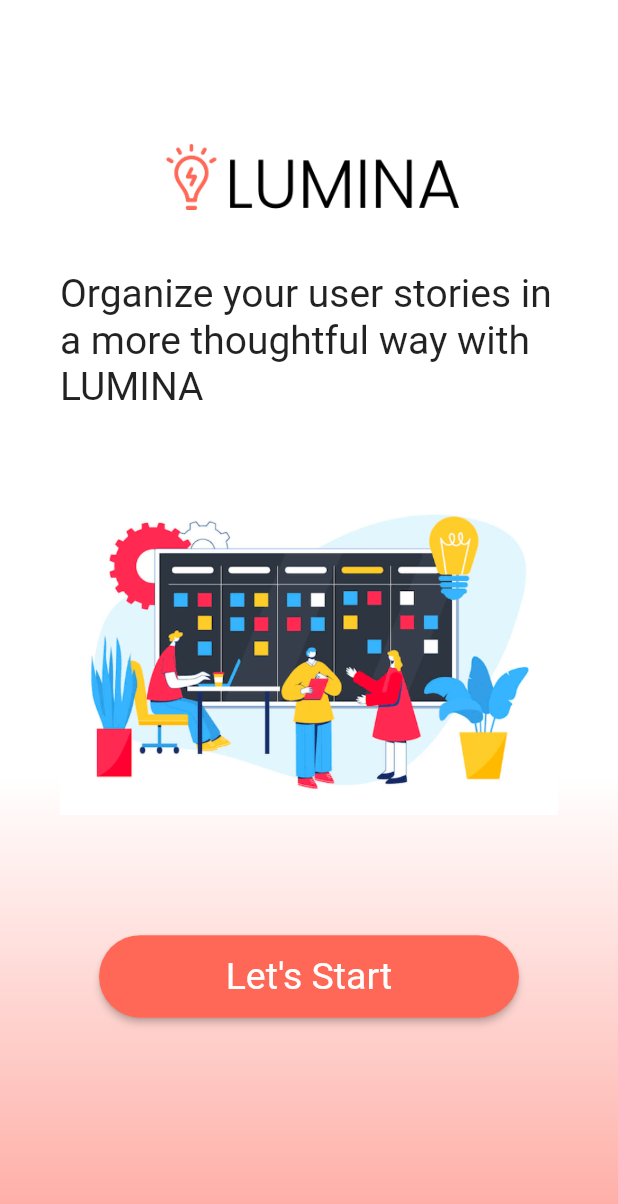
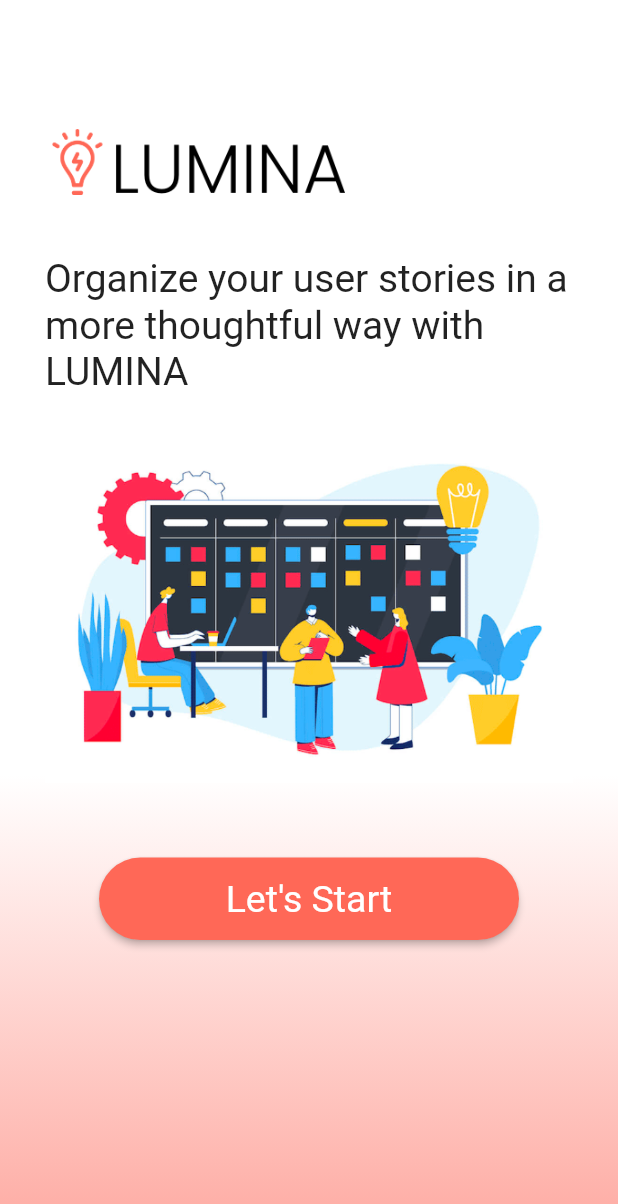
Before and after one commit to EAES/lumina, a Flutter app: the screen it shows after launch, on a phone screen of 412 x 824 dp. Shown: the top 1204 px of the screen. Run offline on Flutter 3.47's test engine with Material 2 defaults, Android fonts, the light colour scheme and no system bars.

Commit message:
reconfigure homescreen with proper alignment

```diff
--- a/lib/main.dart
+++ b/lib/main.dart
@@ -47,8 +47,9 @@ class _MyAppState extends State<MyApp> {
                   ]),
             ),
             margin: const EdgeInsets.all(0),
-            padding: const EdgeInsets.all(40),
+            padding: const EdgeInsets.all(30),
             child: Column(
+              crossAxisAlignment: CrossAxisAlignment.start,
               children: [
                 Image.asset(
                   'assets/logo.png',
@@ -62,10 +63,12 @@ class _MyAppState extends State<MyApp> {
                   style: TextStyle(height: 1.2, fontSize: 26),
                 ),
                 Container(
-                  margin: const EdgeInsets.fromLTRB(0, 50, 0, 80),
+                  margin: const EdgeInsets.fromLTRB(0, 25, 0, 50),
                   child: Image.asset('assets/artwork.png'),
                 ),
-                ElevatedButton(
+                Container(
+                  alignment: Alignment.center,
+                  child: ElevatedButton(
                     onPressed: () {
                       if (MyVars().hasProjects == false) {
                         Navigator.push(
@@ -88,6 +91,7 @@ class _MyAppState extends State<MyApp> {
                         shape: RoundedRectangleBorder(
                             borderRadius: BorderRadius.circular(40))),
                     child: const Text('Let\'s Start'),
+                  ),
                 ),
               ],
             ),
```
Lines whose indentation alone changed are shown as unchanged.
